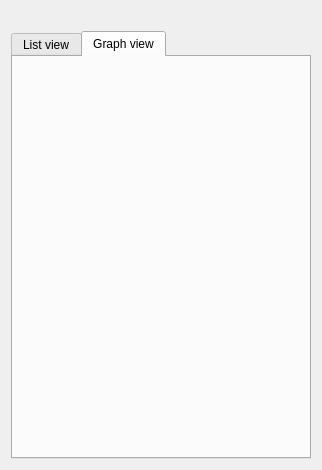
This is rcmanager/formManager.ui in robocomp/tools as Qt 5 draws it before an edit. The edited form follows.
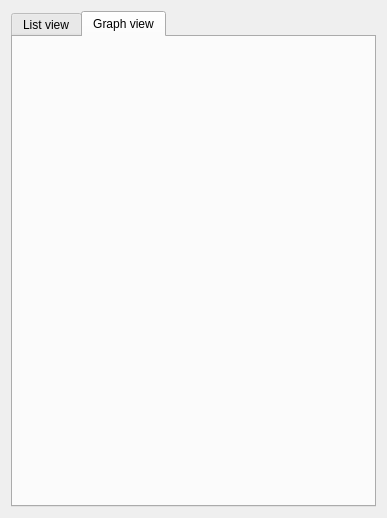
This is the edited form. Icons and pictures are not drawn.

Commit message: fix rcmanager's menubar

```diff
--- a/rcmanager/formManager.ui
+++ b/rcmanager/formManager.ui
@@ -6,8 +6,8 @@
    <rect>
     <x>0</x>
     <y>0</y>
-    <width>322</width>
-    <height>470</height>
+    <width>387</width>
+    <height>518</height>
    </rect>
   </property>
   <property name="sizePolicy">
@@ -29,22 +29,6 @@
    <property name="sizeConstraint">
     <enum>QLayout::SetNoConstraint</enum>
    </property>
-   <item>
-    <spacer name="verticalSpacer">
-     <property name="orientation">
-      <enum>Qt::Vertical</enum>
-     </property>
-     <property name="sizeType">
-      <enum>QSizePolicy::Fixed</enum>
-     </property>
-     <property name="sizeHint" stdset="0">
-      <size>
-       <width>20</width>
-       <height>20</height>
-      </size>
-     </property>
-    </spacer>
-   </item>
    <item>
     <layout class="QVBoxLayout" name="verticalLayout_3">
      <property name="sizeConstraint">
```
Left out of the diff: 2 changed lines with no effect on the pictures. The commit also changes 2 other files.
